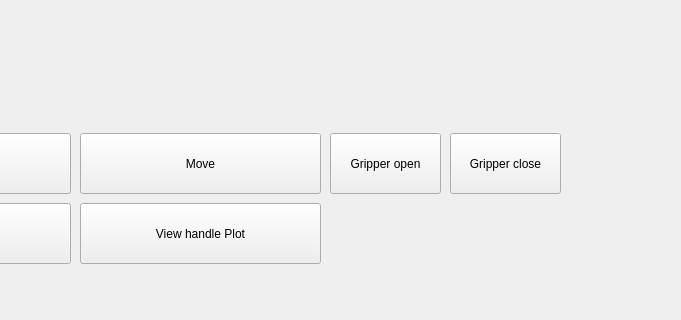
NYONYANI/Qt-Detectron2-Shared-Memory-, file mainwindow.ui: the form before one commit; both pictures show x 330 to 1011 and y 437 to 757 of the 1315 by 757 pixel window.
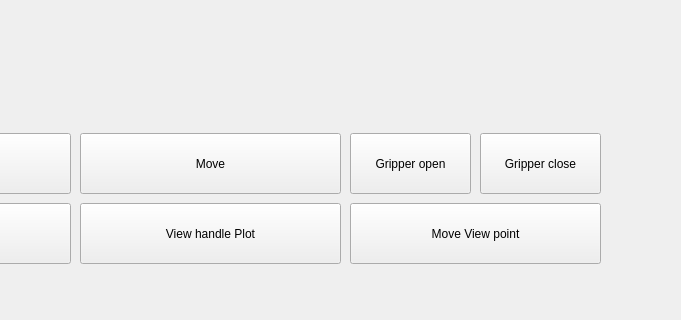
The form after the commit. Custom widgets are drawn as their Qt base class.

The edit to the form file:
```diff
--- a/mainwindow.ui
+++ b/mainwindow.ui
@@ -92,9 +92,9 @@
    <widget class="QPushButton" name="GripperOpenButton">
     <property name="geometry">
      <rect>
-      <x>660</x>
+      <x>680</x>
       <y>570</y>
-      <width>111</width>
+      <width>121</width>
       <height>61</height>
      </rect>
     </property>
@@ -105,9 +105,9 @@
    <widget class="QPushButton" name="GripperCloseButton">
     <property name="geometry">
      <rect>
-      <x>780</x>
+      <x>810</x>
       <y>570</y>
-      <width>111</width>
+      <width>121</width>
       <height>61</height>
      </rect>
     </property>
@@ -120,7 +120,7 @@
      <rect>
       <x>410</x>
       <y>570</y>
-      <width>241</width>
+      <width>261</width>
       <height>61</height>
      </rect>
     </property>
@@ -133,7 +133,7 @@
      <rect>
       <x>410</x>
       <y>640</y>
-      <width>241</width>
+      <width>261</width>
       <height>61</height>
      </rect>
     </property>
@@ -141,6 +141,19 @@
      <string>View handle Plot</string>
     </property>
    </widget>
+   <widget class="QPushButton" name="MoveViewButton">
+    <property name="geometry">
+     <rect>
+      <x>680</x>
+      <y>640</y>
+      <width>251</width>
+      <height>61</height>
+     </rect>
+    </property>
+    <property name="text">
+     <string>Move View point</string>
+    </property>
+   </widget>
   </widget>
   <widget class="QMenuBar" name="menubar">
    <property name="geometry">
```
